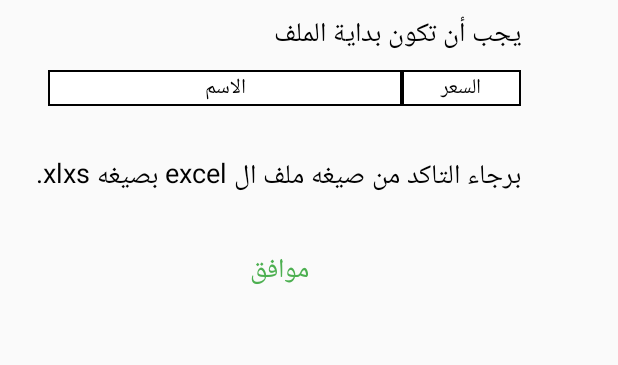
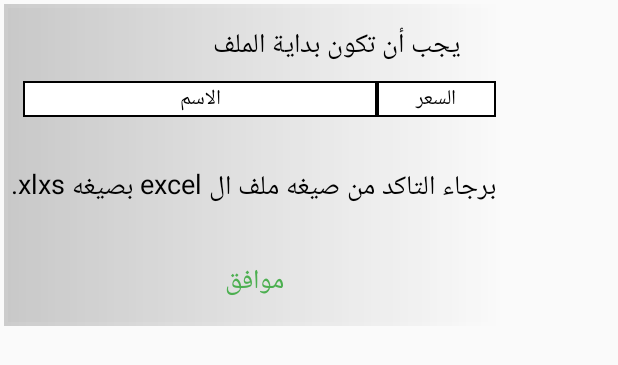
Before and after one commit to abkrino/sala, an Android app: the layout alert_view2.xml on its own in the app's theme, with its tools: preview values and no code run, on a phone screen of 412 x 824 dp. Shown: the top 365 px of the screen. Run offline under Robolectric (Android 15) with nearby library versions, the phone set to English and light mode, and no system bars.

Commit message:
end sprint 5/1

```diff
--- a/app/src/main/AndroidManifest.xml
+++ b/app/src/main/AndroidManifest.xml
@@ -14,7 +14,7 @@
         android:allowBackup="true"
         android:icon="@mipmap/ic_launcher"
         android:label="@string/app_name"
-        android:roundIcon="@mipmap/ic_launcher_round"
+        android:roundIcon="@mipmap/ic_launcher_foreground"
         android:supportsRtl="false"
         android:theme="@style/AppTheme.NoActionBar"
         tools:ignore="GoogleAppIndexingWarning">
--- a/app/src/main/res/drawable/background_alert.xml
+++ b/app/src/main/res/drawable/background_alert.xml
@@ -1,9 +1,12 @@
 <?xml version="1.0" encoding="utf-8"?>
 <shape xmlns:android="http://schemas.android.com/apk/res/android"
     android:shape="rectangle">
-    <solid android:color="@color/White_White"/>
-<stroke android:color="@color/Black_transparent_black_hex_2"
-    android:width="3dp"
+    <gradient android:startColor="@color/Black_transparent_black_hex_3"
+        android:endColor="@color/White_transparent_white_hex_1"
+        android:angle="360">
+    </gradient>
+<stroke android:color="@color/White_transparent_white_hex_1"
+    android:width="5dp"
     />
 
     />
--- a/app/src/main/res/drawable/cell_bg.xml
+++ b/app/src/main/res/drawable/cell_bg.xml
@@ -2,8 +2,10 @@
 <shape
     xmlns:android="http://schemas.android.com/apk/res/android">
     <stroke
-        android:width="1dp"
-        android:color="#000" />
+        android:width="1.5dp"
+        android:color="#000"
+
+        />
 
 
 
--- a/app/src/main/res/layout/alert_view2.xml
+++ b/app/src/main/res/layout/alert_view2.xml
@@ -1,11 +1,25 @@
 <?xml version="1.0" encoding="utf-8"?>
-<androidx.constraintlayout.widget.ConstraintLayout
-    xmlns:android="http://schemas.android.com/apk/res/android"
+<androidx.constraintlayout.widget.ConstraintLayout xmlns:android="http://schemas.android.com/apk/res/android"
     xmlns:app="http://schemas.android.com/apk/res-auto"
     xmlns:tools="http://schemas.android.com/tools"
     android:layout_width="wrap_content"
-    android:layout_height="wrap_content">
+    android:layout_height="wrap_content"
+    android:background="@drawable/background_alert">
 
+    <LinearLayout
+        android:layout_width="wrap_content"
+        android:layout_height="wrap_content"
+        android:padding="7dp"
+        app:layout_constraintBottom_toBottomOf="parent"
+        app:layout_constraintEnd_toEndOf="parent"
+        app:layout_constraintStart_toStartOf="parent"
+        app:layout_constraintTop_toTopOf="parent">
+
+        <androidx.constraintlayout.widget.ConstraintLayout
+            android:layout_width="wrap_content"
+            android:layout_height="wrap_content"
+
+            >
 
             <TextView
                 android:id="@+id/textView4"
@@ -16,8 +30,8 @@
                 android:layout_marginEnd="24dp"
                 android:text="يجب أن تكون بداية الملف "
                 android:textAlignment="center"
+                android:textColor="#000"
                 android:textSize="@dimen/FontSizeView"
-        android:textColor="#000"
                 app:autoSizeTextType="uniform"
                 app:layout_constraintEnd_toEndOf="parent"
                 app:layout_constraintStart_toStartOf="parent"
@@ -28,8 +42,6 @@
                 layout="@layout/main_cell2"
                 android:layout_width="0dp"
                 android:layout_height="wrap_content"
-        android:layout_marginStart="24dp"
-        android:layout_marginEnd="24dp"
                 app:layout_constraintEnd_toEndOf="parent"
                 app:layout_constraintStart_toStartOf="parent"
                 app:layout_constraintTop_toBottomOf="@+id/textView4" />
@@ -38,9 +50,7 @@
                 android:id="@+id/textView5"
                 android:layout_width="wrap_content"
                 android:layout_height="wrap_content"
-        android:layout_marginStart="24dp"
                 android:layout_marginTop="24dp"
-        android:layout_marginEnd="24dp"
                 android:text="برجاء التاكد من صيغه ملف ال excel بصيغه xlxs."
                 android:textAlignment="center"
                 android:textColor="#000"
@@ -63,5 +73,6 @@
                 app:layout_constraintStart_toStartOf="parent"
                 app:layout_constraintTop_toBottomOf="@+id/textView5" />
 
-
         </androidx.constraintlayout.widget.ConstraintLayout>
+    </LinearLayout>
+</androidx.constraintlayout.widget.ConstraintLayout>
--- a/app/src/main/res/layout/main_cell.xml
+++ b/app/src/main/res/layout/main_cell.xml
@@ -66,4 +66,5 @@
         android:src="@android:drawable/ic_menu_delete"
         android:visibility="gone"
         />
+
 </LinearLayout>
--- a/app/src/main/res/layout/main_cell2.xml
+++ b/app/src/main/res/layout/main_cell2.xml
@@ -3,6 +3,7 @@
     xmlns:android="http://schemas.android.com/apk/res/android"
     xmlns:app="http://schemas.android.com/apk/res-auto"
     xmlns:tools="http://schemas.android.com/tools"
+    android:id="@+id/row2"
     android:layout_width="match_parent"
     android:layout_height="wrap_content"
     android:orientation="horizontal"
@@ -41,5 +42,11 @@
         app:layout_constraintTop_toTopOf="parent"
         app:layout_constraintVertical_bias="0.0"
         tools:layout_editor_absoluteX="211dp" />
-
+    <ImageView
+        android:id="@+id/btDelete"
+        android:layout_width="wrap_content"
+        android:layout_height="wrap_content"
+        android:src="@android:drawable/ic_menu_delete"
+        android:visibility="gone"
+        />
 </LinearLayout>
--- a/app/src/main/res/values/colors.xml
+++ b/app/src/main/res/values/colors.xml
@@ -1,11 +1,12 @@
 <?xml version="1.0" encoding="utf-8"?>
     <resources>
-        <color name="colorPrimary">#1E90FF</color>
-        <color name="colorPrimaryDark">#4169E1</color>
+        <color name="colorPrimary">#8A2BE2</color>
+        <color name="colorPrimaryDark">#6A5ACD</color>
         <color name="colorAccent">#D81B60</color>
         <color name="Black">#FF000000</color>
         <color name="Black_overlay">#66000000</color>
 
+    <color name="colorPrimary_transparent">#0F8A2BE2</color>
         <color name="Black_transparent_black_hex_1">#0F000000</color>
         <color name="Black_transparent_black_hex_10">#aa000000</color>
         <color name="Black_transparent_black_hex_11">#bb000000</color>
```
Also changed, not shown: app/src/main/java/pharamacy/eg/sala/Class/MainAdapter.java (+21 -6 lines), app/src/main/java/pharamacy/eg/sala/Class/MainAdapterTwo.java (added, +281 -0 lines), app/src/main/java/pharamacy/eg/sala/EditProfile.java (+4 -4 lines), app/src/main/java/pharamacy/eg/sala/MainAdapterTwo.java (deleted, +0 -136 lines), app/src/main/java/pharamacy/eg/sala/ui/home/HomeFragment.java (+24 -55 lines), app/src/main/res/layout/activity_sign_up.xml (+12 -11 lines), app/src/main/res/layout/alert_view.xml (+19 -7 lines), app/src/main/res/layout/fragment_home.xml (+3 -6 lines), app/src/main/res/values/strings.xml (+4 -4 lines), 520 other files. Lines whose indentation alone changed are shown as unchanged.
